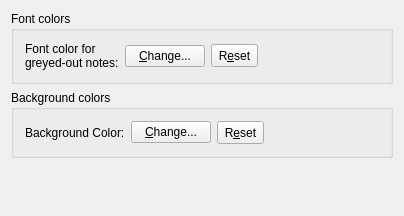
The window that src/frontends/qt4/ui/ColorUi.ui (cburschka/lyx) describes before a commit, drawn with Qt 5.
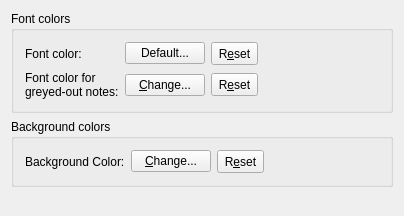
The same window after the commit.

Commit message:
fileformat change: support to specify a document-wide font color
- new buffer parameter \fontcolor
- the default color is internally black because we have to set a color
- the font color is only used when the user explicitly specified a color

Diff of the .ui file:
```diff
--- a/src/frontends/qt4/ui/ColorUi.ui
+++ b/src/frontends/qt4/ui/ColorUi.ui
@@ -29,6 +29,71 @@
      </property>
      <layout class="QGridLayout" name="gridLayout_2">
       <item row="0" column="0">
+       <widget class="QLabel" name="fontColorLA">
+        <property name="text">
+         <string>Font color:</string>
+        </property>
+        <property name="buddy">
+         <cstring>fontColorPB</cstring>
+        </property>
+       </widget>
+      </item>
+      <item row="0" column="1">
+       <layout class="QHBoxLayout" name="horizontalLayout_2">
+        <item>
+         <widget class="QPushButton" name="fontColorPB">
+          <property name="maximumSize">
+           <size>
+            <width>16777215</width>
+            <height>16777215</height>
+           </size>
+          </property>
+          <property name="toolTip">
+           <string>Click to change the color</string>
+          </property>
+          <property name="text">
+           <string>Default...</string>
+          </property>
+         </widget>
+        </item>
+        <item>
+         <widget class="QToolButton" name="delFontColorTB">
+          <property name="minimumSize">
+           <size>
+            <width>23</width>
+            <height>23</height>
+           </size>
+          </property>
+          <property name="toolTip">
+           <string>Revert the color to the default</string>
+          </property>
+          <property name="text">
+           <string>R&amp;eset</string>
+          </property>
+          <property name="toolButtonStyle">
+           <enum>Qt::ToolButtonTextOnly</enum>
+          </property>
+          <property name="arrowType">
+           <enum>Qt::LeftArrow</enum>
+          </property>
+         </widget>
+        </item>
+        <item>
+         <spacer name="horizontalSpacer">
+          <property name="orientation">
+           <enum>Qt::Horizontal</enum>
+          </property>
+          <property name="sizeHint" stdset="0">
+           <size>
+            <width>40</width>
+            <height>20</height>
+           </size>
+          </property>
+         </spacer>
+        </item>
+       </layout>
+      </item>
+      <item row="1" column="0">
        <widget class="QLabel" name="noteFontColorLA">
         <property name="text">
          <string>Font color for
@@ -36,7 +101,7 @@
         </property>
        </widget>
       </item>
-      <item row="0" column="1">
+      <item row="1" column="1">
        <layout class="QHBoxLayout" name="horizontalLayout_3">
         <item>
          <widget class="QPushButton" name="noteFontColorPB">
```
Left out of the diff: 3 changed lines with no effect on the pictures. The commit also changes 8 other files.
